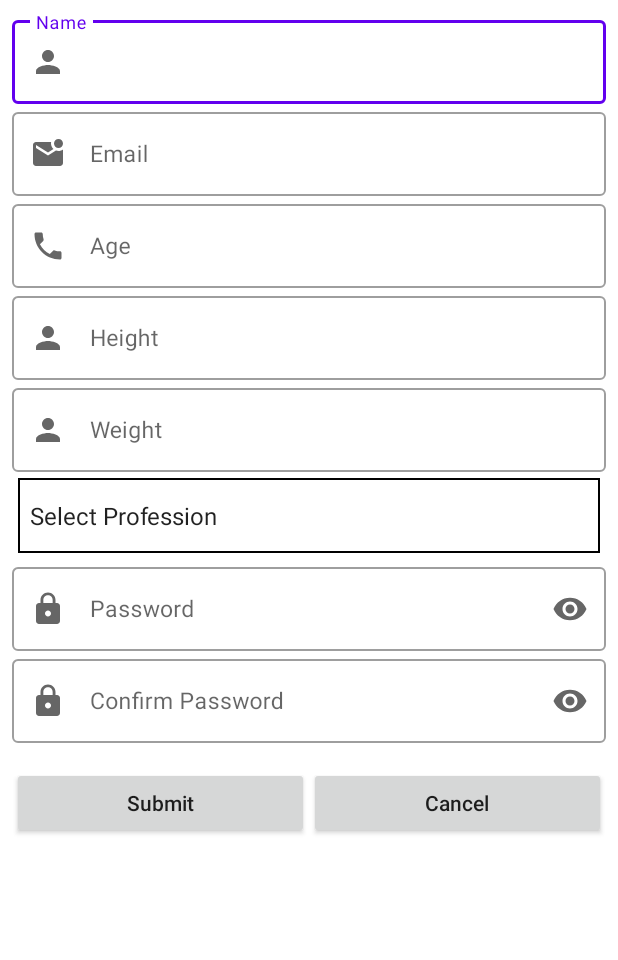
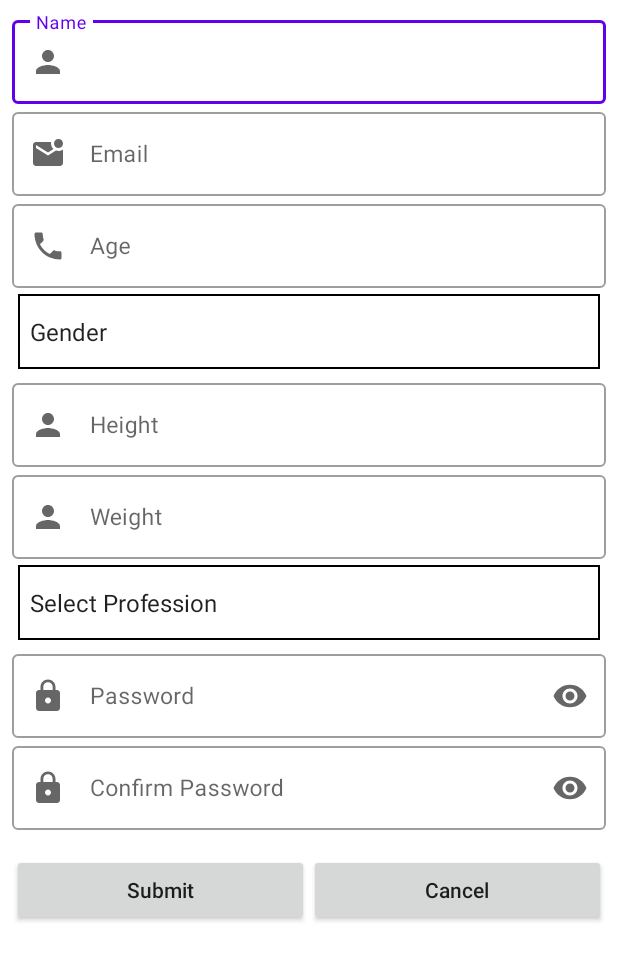
Before and after one commit to Sabbbir/HealthY, an Android app: the screen it shows after launch (Register_Activity), on a phone screen of 412 x 824 dp. Shown: the top 960 px of the screen. Run offline under Robolectric (Android 15) with nearby library versions, the phone set to English and light mode, and no system bars; our stand-ins replace Firebase (no records; nobody signed in at launch, a user with empty details on screens opened directly).

Commit message:
okay-okay

```diff
--- a/app/src/main/res/layout/activity_register.xml
+++ b/app/src/main/res/layout/activity_register.xml
@@ -60,6 +60,14 @@
                 android:textColor="@color/black"
                 android:textSize="15sp" />
         </com.google.android.material.textfield.TextInputLayout>
+        <Spinner
+            android:id="@+id/gender"
+            android:layout_width="match_parent"
+            android:layout_height="50dp"
+            android:layout_margin="4dp"
+            android:layout_weight="1"
+            android:background="@drawable/rectangle_background"
+            android:entries="@array/genderArr" />
 
         <com.google.android.material.textfield.TextInputLayout
             style="@style/Widget.MaterialComponents.TextInputLayout.OutlinedBox"
@@ -72,7 +80,7 @@
                 android:id="@+id/height"
                 android:layout_width="match_parent"
                 android:layout_height="wrap_content"
-                android:inputType="textEmailAddress"
+                android:inputType="number"
                 android:maxLines="1"
                 android:textColor="@color/black"
                 android:textSize="15sp" />
@@ -89,7 +97,7 @@
                 android:id="@+id/edt_txt_wt"
                 android:layout_width="match_parent"
                 android:layout_height="wrap_content"
-                android:inputType="textEmailAddress"
+                android:inputType="number"
                 android:maxLines="1"
                 android:textColor="@color/black"
                 android:textSize="15sp" />
--- a/app/src/main/res/values/strings.xml
+++ b/app/src/main/res/values/strings.xml
@@ -28,4 +28,10 @@
         <item>Employee</item>
         <item>Businessman</item>
     </string-array>
+    <string-array name="genderArr">
+        <item>Gender</item>
+        <item>Male</item>
+        <item>Female</item>
+        <item>Other</item>
+    </string-array>
 </resources>
```
Also changed, not shown: app/src/main/java/com/example/healthy/Register_Activity.java (+25 -4 lines).
